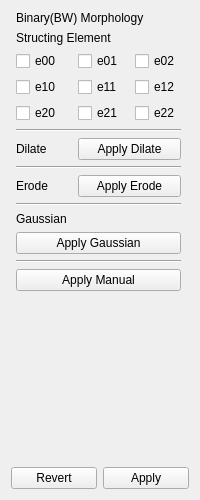
Before: the Qt Designer form TinyPhotoshop/bwmorphinspector.ui in GhostatSpirit/ComputerVision2017, drawn with Qt 5.
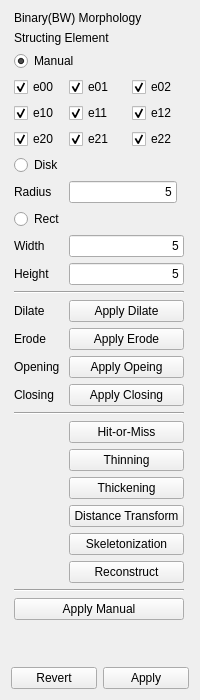
After: the same form once the commit is applied.

The edit to the form file:
```diff
--- a/TinyPhotoshop/bwmorphinspector.ui
+++ b/TinyPhotoshop/bwmorphinspector.ui
@@ -7,7 +7,7 @@
     <x>0</x>
     <y>0</y>
     <width>200</width>
-    <height>500</height>
+    <height>700</height>
    </rect>
   </property>
   <property name="minimumSize">
@@ -28,144 +28,83 @@
   <layout class="QVBoxLayout" name="verticalLayout">
    <item>
     <layout class="QGridLayout" name="gridLayout">
-     <item row="10" column="0">
-      <widget class="QLabel" name="rotationLabel">
+     <item row="15" column="0">
+      <widget class="QLabel" name="label_2">
        <property name="text">
-        <string>Erode</string>
+        <string>Opening</string>
        </property>
       </widget>
      </item>
-     <item row="0" column="0" colspan="3">
-      <widget class="QLabel" name="smoothingLabel">
+     <item row="15" column="1" colspan="2">
+      <widget class="QPushButton" name="opeingButton">
        <property name="text">
-        <string>Binary(BW) Morphology</string>
+        <string>Apply Opeing</string>
        </property>
       </widget>
      </item>
      <item row="13" column="0">
-      <widget class="QLabel" name="label_3">
-       <property name="text">
-        <string>Gaussian</string>
-       </property>
-      </widget>
-     </item>
-     <item row="7" column="0">
       <widget class="QLabel" name="label">
        <property name="text">
         <string>Dilate</string>
        </property>
       </widget>
      </item>
-     <item row="6" column="0" colspan="3">
-      <widget class="Line" name="line_2">
-       <property name="orientation">
-        <enum>Qt::Horizontal</enum>
+     <item row="13" column="1" colspan="2">
+      <widget class="QPushButton" name="dilateButton">
+       <property name="text">
+        <string>Apply Dilate</string>
        </property>
       </widget>
      </item>
-     <item row="9" column="0" colspan="3">
-      <widget class="Line" name="line">
-       <property name="orientation">
-        <enum>Qt::Horizontal</enum>
+     <item row="22" column="1" colspan="2">
+      <widget class="QPushButton" name="thickeningButton">
+       <property name="text">
+        <string>Thickening</string>
        </property>
       </widget>
      </item>
-     <item row="19" column="0" colspan="3">
-      <spacer name="verticalSpacer">
-       <property name="orientation">
-        <enum>Qt::Vertical</enum>
+     <item row="24" column="1" colspan="2">
+      <widget class="QPushButton" name="skeletonizationButton">
+       <property name="text">
+        <string>Skeletonization</string>
        </property>
-       <property name="sizeHint" stdset="0">
-        <size>
-         <width>20</width>
-         <height>40</height>
-        </size>
-       </property>
-      </spacer>
-     </item>
-     <item row="12" column="0" colspan="3">
-      <widget class="Line" name="line_3">
-       <property name="orientation">
-        <enum>Qt::Horizontal</enum>
-       </property>
       </widget>
      </item>
-     <item row="15" column="0" colspan="3">
-      <widget class="Line" name="line_4">
-       <property name="orientation">
-        <enum>Qt::Horizontal</enum>
-       </property>
-      </widget>
-     </item>
-     <item row="3" column="2">
-      <widget class="QCheckBox" name="element02CheckBox">
-       <property name="sizePolicy">
-        <sizepolicy hsizetype="Maximum" vsizetype="Preferred">
-         <horstretch>0</horstretch>
-         <verstretch>0</verstretch>
-        </sizepolicy>
-       </property>
+     <item row="19" column="1" colspan="2">
+      <widget class="QPushButton" name="hitOrMissButton">
        <property name="text">
-        <string>e02</string>
+        <string>Hit-or-Miss</string>
        </property>
       </widget>
      </item>
-     <item row="18" column="0" colspan="3">
-      <widget class="QPushButton" name="manualButton">
+     <item row="23" column="1" colspan="2">
+      <widget class="QPushButton" name="distanceTransformButton">
        <property name="text">
-        <string>Apply Manual</string>
+        <string>Distance Transform</string>
        </property>
       </widget>
      </item>
-     <item row="14" column="0" colspan="3">
-      <widget class="QPushButton" name="gaussianButton">
+     <item row="21" column="1" colspan="2">
+      <widget class="QPushButton" name="thinningButton">
        <property name="text">
-        <string>Apply Gaussian</string>
+        <string>Thinning</string>
        </property>
       </widget>
      </item>
-     <item row="4" column="1">
+     <item row="5" column="1">
       <widget class="QCheckBox" name="element11CheckBox">
        <property name="text">
         <string>e11</string>
        </property>
-      </widget>
-     </item>
-     <item row="4" column="2">
-      <widget class="QCheckBox" name="element12CheckBox">
-       <property name="text">
-        <string>e12</string>
+       <property name="checkable">
+        <bool>true</bool>
+       </property>
+       <property name="checked">
+        <bool>true</bool>
        </property>
       </widget>
      </item>
      <item row="4" column="0">
-      <widget class="QCheckBox" name="element10CheckBox">
-       <property name="text">
-        <string>e10</string>
-       </property>
-      </widget>
-     </item>
-     <item row="2" column="0" colspan="3">
-      <widget class="QLabel" name="label_6">
-       <property name="text">
-        <string>Structing Element</string>
-       </property>
-      </widget>
-     </item>
-     <item row="3" column="1">
-      <widget class="QCheckBox" name="element01CheckBox">
-       <property name="sizePolicy">
-        <sizepolicy hsizetype="Maximum" vsizetype="Preferred">
-         <horstretch>0</horstretch>
-         <verstretch>0</verstretch>
-        </sizepolicy>
-       </property>
-       <property name="text">
-        <string>e01</string>
-       </property>
-      </widget>
-     </item>
-     <item row="3" column="0">
       <widget class="QCheckBox" name="element00CheckBox">
        <property name="sizePolicy">
         <sizepolicy hsizetype="Maximum" vsizetype="Preferred">
@@ -176,43 +115,264 @@
        <property name="text">
         <string>e00</string>
        </property>
+       <property name="checked">
+        <bool>true</bool>
+       </property>
+      </widget>
+     </item>
+     <item row="3" column="0" colspan="3">
+      <widget class="QRadioButton" name="manualRadioButton">
+       <property name="text">
+        <string>Manual</string>
+       </property>
+       <property name="checked">
+        <bool>true</bool>
+       </property>
       </widget>
      </item>
      <item row="5" column="0">
-      <widget class="QCheckBox" name="element20CheckBox">
+      <widget class="QCheckBox" name="element10CheckBox">
        <property name="text">
-        <string>e20</string>
+        <string>e10</string>
        </property>
+       <property name="checked">
+        <bool>true</bool>
+       </property>
       </widget>
      </item>
-     <item row="5" column="1">
+     <item row="0" column="0" colspan="3">
+      <widget class="QLabel" name="smoothingLabel">
+       <property name="text">
+        <string>Binary(BW) Morphology</string>
+       </property>
+      </widget>
+     </item>
+     <item row="4" column="2">
+      <widget class="QCheckBox" name="element02CheckBox">
+       <property name="sizePolicy">
+        <sizepolicy hsizetype="Maximum" vsizetype="Preferred">
+         <horstretch>0</horstretch>
+         <verstretch>0</verstretch>
+        </sizepolicy>
+       </property>
+       <property name="text">
+        <string>e02</string>
+       </property>
+       <property name="checked">
+        <bool>true</bool>
+       </property>
+      </widget>
+     </item>
+     <item row="5" column="2">
+      <widget class="QCheckBox" name="element12CheckBox">
+       <property name="text">
+        <string>e12</string>
+       </property>
+       <property name="checked">
+        <bool>true</bool>
+       </property>
+      </widget>
+     </item>
+     <item row="6" column="1">
       <widget class="QCheckBox" name="element21CheckBox">
        <property name="text">
         <string>e21</string>
        </property>
+       <property name="checked">
+        <bool>true</bool>
+       </property>
       </widget>
      </item>
-     <item row="5" column="2">
+     <item row="6" column="2">
       <widget class="QCheckBox" name="element22CheckBox">
        <property name="text">
         <string>e22</string>
        </property>
+       <property name="checked">
+        <bool>true</bool>
+       </property>
       </widget>
      </item>
-     <item row="7" column="1" colspan="2">
-      <widget class="QPushButton" name="dilateButton">
+     <item row="4" column="1">
+      <widget class="QCheckBox" name="element01CheckBox">
+       <property name="sizePolicy">
+        <sizepolicy hsizetype="Maximum" vsizetype="Preferred">
+         <horstretch>0</horstretch>
+         <verstretch>0</verstretch>
+        </sizepolicy>
+       </property>
        <property name="text">
-        <string>Apply Dilate</string>
+        <string>e01</string>
        </property>
+       <property name="checked">
+        <bool>true</bool>
+       </property>
       </widget>
      </item>
-     <item row="10" column="1" colspan="2">
+     <item row="14" column="0">
+      <widget class="QLabel" name="rotationLabel">
+       <property name="text">
+        <string>Erode</string>
+       </property>
+      </widget>
+     </item>
+     <item row="2" column="0" colspan="3">
+      <widget class="QLabel" name="label_6">
+       <property name="text">
+        <string>Structing Element</string>
+       </property>
+      </widget>
+     </item>
+     <item row="6" column="0">
+      <widget class="QCheckBox" name="element20CheckBox">
+       <property name="text">
+        <string>e20</string>
+       </property>
+       <property name="checked">
+        <bool>true</bool>
+       </property>
+      </widget>
+     </item>
+     <item row="18" column="0" colspan="3">
+      <widget class="Line" name="line_3">
+       <property name="orientation">
+        <enum>Qt::Horizontal</enum>
+       </property>
+      </widget>
+     </item>
+     <item row="8" column="0">
+      <widget class="QLabel" name="label_3">
+       <property name="text">
+        <string>Radius</string>
+       </property>
+      </widget>
+     </item>
+     <item row="10" column="0">
+      <widget class="QLabel" name="label_5">
+       <property name="text">
+        <string>Width</string>
+       </property>
+      </widget>
+     </item>
+     <item row="11" column="1" colspan="2">
+      <widget class="QLineEdit" name="heightLineEdit">
+       <property name="text">
+        <string>5</string>
+       </property>
+       <property name="alignment">
+        <set>Qt::AlignRight|Qt::AlignTrailing|Qt::AlignVCenter</set>
+       </property>
+      </widget>
+     </item>
+     <item row="29" column="0" colspan="3">
+      <widget class="QPushButton" name="manualButton">
+       <property name="text">
+        <string>Apply Manual</string>
+       </property>
+      </widget>
+     </item>
+     <item row="16" column="1" colspan="2">
+      <widget class="QPushButton" name="closingButton">
+       <property name="text">
+        <string>Apply Closing</string>
+       </property>
+      </widget>
+     </item>
+     <item row="30" column="0" colspan="3">
+      <spacer name="verticalSpacer">
+       <property name="orientation">
+        <enum>Qt::Vertical</enum>
+       </property>
+       <property name="sizeHint" stdset="0">
+        <size>
+         <width>20</width>
+         <height>40</height>
+        </size>
+       </property>
+      </spacer>
+     </item>
+     <item row="26" column="0" colspan="3">
+      <widget class="Line" name="line_4">
+       <property name="orientation">
+        <enum>Qt::Horizontal</enum>
+       </property>
+      </widget>
+     </item>
+     <item row="16" column="0">
+      <widget class="QLabel" name="label_4">
+       <property name="text">
+        <string>Closing</string>
+       </property>
+      </widget>
+     </item>
+     <item row="11" column="0">
+      <widget class="QLabel" name="label_7">
+       <property name="text">
+        <string>Height</string>
+       </property>
+      </widget>
+     </item>
+     <item row="14" column="1" colspan="2">
       <widget class="QPushButton" name="erodeButton">
        <property name="text">
         <string>Apply Erode</string>
        </property>
       </widget>
      </item>
+     <item row="8" column="1" colspan="2">
+      <widget class="QLineEdit" name="radiusLineEdit">
+       <property name="sizePolicy">
+        <sizepolicy hsizetype="Maximum" vsizetype="Fixed">
+         <horstretch>0</horstretch>
+         <verstretch>0</verstretch>
+        </sizepolicy>
+       </property>
+       <property name="text">
+        <string>5</string>
+       </property>
+       <property name="alignment">
+        <set>Qt::AlignRight|Qt::AlignTrailing|Qt::AlignVCenter</set>
+       </property>
+      </widget>
+     </item>
+     <item row="10" column="1" colspan="2">
+      <widget class="QLineEdit" name="widthLineEdit">
+       <property name="text">
+        <string>5</string>
+       </property>
+       <property name="alignment">
+        <set>Qt::AlignRight|Qt::AlignTrailing|Qt::AlignVCenter</set>
+       </property>
+      </widget>
+     </item>
+     <item row="9" column="0" colspan="3">
+      <widget class="QRadioButton" name="rectRadioButton">
+       <property name="text">
+        <string>Rect</string>
+       </property>
+      </widget>
+     </item>
+     <item row="7" column="0" colspan="3">
+      <widget class="QRadioButton" name="diskRadioButton">
+       <property name="text">
+        <string>Disk</string>
+       </property>
+      </widget>
+     </item>
+     <item row="12" column="0" colspan="3">
+      <widget class="Line" name="line_2">
+       <property name="orientation">
+        <enum>Qt::Horizontal</enum>
+       </property>
+      </widget>
+     </item>
+     <item row="25" column="1" colspan="2">
+      <widget class="QPushButton" name="reconstructButton">
+       <property name="text">
+        <string>Reconstruct</string>
+       </property>
+      </widget>
+     </item>
     </layout>
    </item>
    <item>
```
